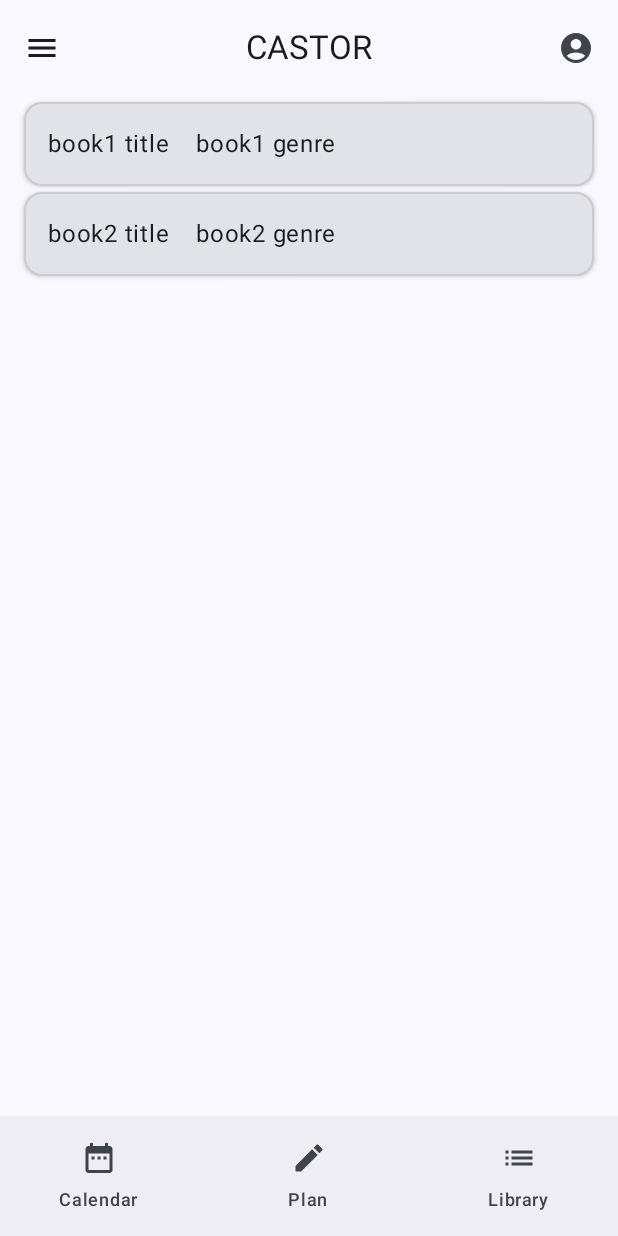
After one commit to admgk/castor, an Android app built with Jetpack Compose: the CastorBooksListScreen screen opened through its navigation route, on a phone screen of 412 x 824 dp. The commit adds this screen. Run offline under Robolectric (Android 15) with nearby library versions, the phone set to English and light mode, and no system bars.

Commit message:
Add BookListScreen with mock data

```diff
--- a/app/src/main/java/com/ignismark/castor/ui/CastorApp.kt
+++ b/app/src/main/java/com/ignismark/castor/ui/CastorApp.kt
@@ -73,6 +73,15 @@ fun CastorApp(
                     paddingValues = paddingValues
                 )
             }
+            composable(route = CastorAppScreen.BooksList.title) {
+                CastorBooksListScreen(
+                    castorUiState = castorUiState,
+                    castorViewModel = viewModel,
+                    navController = navController,
+                    contentType = contentType,
+                    paddingValues = paddingValues
+                )
+            }
         }
 
         if (castorUiState.isDialogVisible) {
@@ -102,7 +111,8 @@ enum class CastorAppScreen(val title: String) {
     Calendar(title = "calendar"),
     Plan(title = "plan"),
     ExercisesList(title = "exercisesList"),
-    ExerciseDetails(title = "exerciseDetails")
+    ExerciseDetails(title = "exerciseDetails"),
+    BooksList(title = "books")
 }
 
 @Preview(showBackground = true)
--- /dev/null
+++ b/app/src/main/java/com/ignismark/castor/ui/CastorBooksListScreen.kt
@@ -0,0 +1,102 @@
+package com.ignismark.castor.ui
+
+import androidx.activity.compose.BackHandler
+import androidx.compose.foundation.BorderStroke
+import androidx.compose.foundation.layout.Arrangement
+import androidx.compose.foundation.layout.PaddingValues
+import androidx.compose.foundation.layout.Row
+import androidx.compose.foundation.layout.fillMaxSize
+import androidx.compose.foundation.layout.fillMaxWidth
+import androidx.compose.foundation.layout.padding
+import androidx.compose.foundation.lazy.LazyColumn
+import androidx.compose.foundation.lazy.items
+import androidx.compose.material3.Card
+import androidx.compose.material3.CardDefaults
+import androidx.compose.material3.Surface
+import androidx.compose.material3.Text
+import androidx.compose.runtime.Composable
+import androidx.compose.ui.Modifier
+import androidx.compose.ui.graphics.Color
+import androidx.compose.ui.text.style.TextAlign
+import androidx.compose.ui.unit.dp
+import androidx.navigation.NavController
+import com.ignismark.castor.data.Exercise
+import com.ignismark.castor.utils.CastorContentType
+
+@Composable
+fun CastorBooksListScreen(
+    castorUiState: CastorUiState,
+    castorViewModel: CastorViewModel,
+    navController: NavController,
+    contentType: CastorContentType,
+    paddingValues: PaddingValues
+) {
+    BackHandler {
+        navController.popBackStack(route = CastorAppScreen.Calendar.title, inclusive = false)
+    }
+
+    Surface(
+        modifier = Modifier
+            .fillMaxSize()
+            .padding(paddingValues)
+    ) {
+        Row(
+            horizontalArrangement = Arrangement.SpaceBetween
+        ) {
+            LazyColumn(
+                modifier = Modifier.weight(1f),
+                contentPadding = PaddingValues(
+                    start = if (contentType == CastorContentType.ListAndDetails) 32.dp else 16.dp,
+                    top = 4.dp,
+                    end = 16.dp,
+                    bottom = 4.dp
+                )
+            ) {
+                items(listOf(Exercise(name = "book1 title", equipment = "book1 data", countType = "book1 pages", muscleGroup = "book1 genre"),
+                    Exercise(name = "book2 title", equipment = "book2 data", countType = "book2 pages", muscleGroup = "book2 genre"))
+                ) { book ->
+                    BookCard(exercise = book)
+                }
+            }
+        }
+    }
+}
+
+@Composable
+fun BookCard(
+    exercise: Exercise,
+) {
+    Card(border = BorderStroke(1.dp, Color.LightGray),
+        elevation = CardDefaults.cardElevation(2.dp),
+        modifier = Modifier
+            .fillMaxWidth()
+            .padding(bottom = 4.dp)
+    ) {
+        Row(
+            horizontalArrangement = Arrangement.SpaceBetween
+        ) {
+            Text(
+                text = exercise.name,
+                textAlign = TextAlign.Left,
+                modifier = Modifier
+                    .padding(
+                        start = 16.dp,
+                        end = 8.dp,
+                        top = 16.dp,
+                        bottom = 16.dp
+                    )
+            )
+            Text(
+                text = exercise.muscleGroup,
+                textAlign = TextAlign.Right,
+                modifier = Modifier
+                    .padding(
+                        start = 8.dp,
+                        end = 16.dp,
+                        top = 16.dp,
+                        bottom = 16.dp
+                    )
+            )
+        }
+    }
+}
--- a/app/src/main/java/com/ignismark/castor/ui/CastorNavigationComponents.kt
+++ b/app/src/main/java/com/ignismark/castor/ui/CastorNavigationComponents.kt
@@ -29,7 +29,6 @@ import androidx.compose.runtime.Composable
 import androidx.compose.runtime.getValue
 import androidx.compose.ui.Alignment
 import androidx.compose.ui.Modifier
-import androidx.compose.ui.tooling.preview.Preview
 import androidx.compose.ui.unit.dp
 import androidx.navigation.NavController
 import androidx.navigation.compose.currentBackStackEntryAsState
@@ -188,7 +187,10 @@ fun LibraryDialog(
                     }
                 }
                 OutlinedButton(
-                    onClick = {  },
+                    onClick = {
+                        closeDialog()
+                        navController.navigate(CastorAppScreen.BooksList.title)
+                    },
                     modifier = Modifier.align(Alignment.CenterHorizontally)
                 ) {
                     Text(text = "Books")
```
